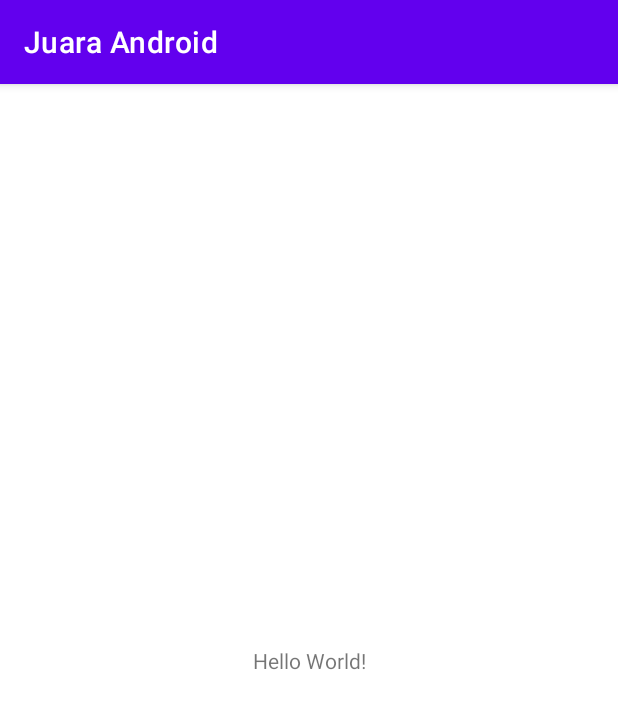
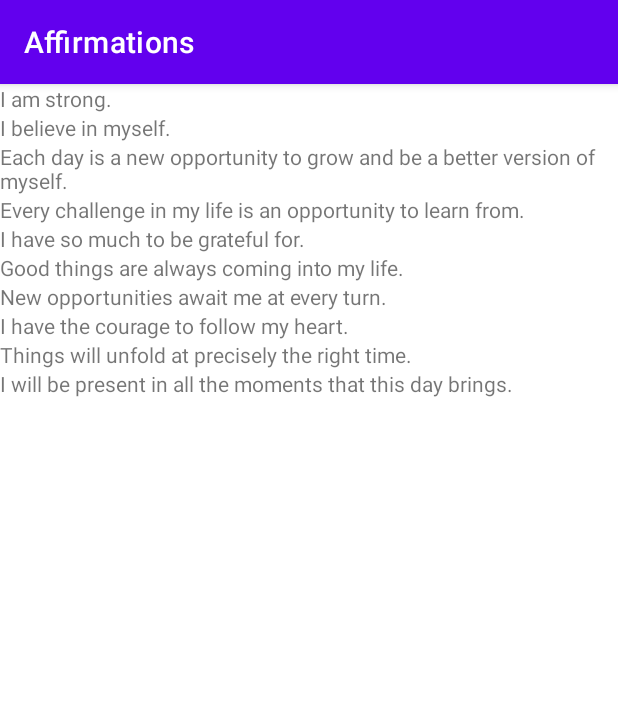
Before and after one commit to bagashyt/juara-android-2022, an Android app: the screen it shows after launch (MainActivity), on a phone screen of 412 x 824 dp. Shown: the top 709 px of the screen. Run offline under Robolectric (Android 15) with nearby library versions, the phone set to English and light mode, and no system bars.

Commit message:
add affirmation app

```diff
--- a/app/src/main/java/com/bagashyt/juaraandroid/MainActivity.kt
+++ b/app/src/main/java/com/bagashyt/juaraandroid/MainActivity.kt
@@ -2,10 +2,21 @@ package com.bagashyt.juaraandroid
 
 import androidx.appcompat.app.AppCompatActivity
 import android.os.Bundle
+import androidx.recyclerview.widget.RecyclerView
+import com.bagashyt.juaraandroid.adapter.ItemAdapter
+import com.bagashyt.juaraandroid.data.DataSource
 
 class MainActivity : AppCompatActivity() {
     override fun onCreate(savedInstanceState: Bundle?) {
         super.onCreate(savedInstanceState)
         setContentView(R.layout.activity_main)
+
+        val myDataSet = DataSource().loadAffirmation()
+
+        val recyclerView = findViewById<RecyclerView>(R.id.recycler_view)
+
+        recyclerView.adapter = ItemAdapter(this, myDataSet)
+
+        recyclerView.setHasFixedSize(true)
     }
 }
--- /dev/null
+++ b/app/src/main/java/com/bagashyt/juaraandroid/adapter/ItemAdapter.kt
@@ -0,0 +1,31 @@
+package com.bagashyt.juaraandroid.adapter
+
+import android.content.Context
+import android.view.LayoutInflater
+import android.view.View
+import android.view.ViewGroup
+import android.widget.TextView
+import androidx.recyclerview.widget.RecyclerView
+import com.bagashyt.juaraandroid.R
+import com.bagashyt.juaraandroid.model.Affirmation
+
+class ItemAdapter(private val context: Context, private val dataSet: List<Affirmation>) :
+    RecyclerView.Adapter<ItemAdapter.ItemViewHolder>() {
+
+    class ItemViewHolder(private val view: View) : RecyclerView.ViewHolder(view) {
+        val texView: TextView = view.findViewById(R.id.item_title)
+    }
+
+    override fun onCreateViewHolder(parent: ViewGroup, viewType: Int): ItemViewHolder {
+        val adapterLayout =
+            LayoutInflater.from(parent.context).inflate(R.layout.list_item, parent, false)
+        return ItemViewHolder(adapterLayout)
+    }
+
+    override fun onBindViewHolder(holder: ItemViewHolder, position: Int) {
+        val item = dataSet[position]
+        holder.texView.text = context.resources.getString(item.stringResourceId)
+    }
+
+    override fun getItemCount() = dataSet.size
+}
--- /dev/null
+++ b/app/src/main/java/com/bagashyt/juaraandroid/data/DataSource.kt
@@ -0,0 +1,21 @@
+package com.bagashyt.juaraandroid.data
+
+import com.bagashyt.juaraandroid.R
+import com.bagashyt.juaraandroid.model.Affirmation
+
+class DataSource {
+    fun loadAffirmation() : List<Affirmation>{
+        return listOf<Affirmation>(
+            Affirmation(R.string.affirmation1),
+            Affirmation(R.string.affirmation2),
+            Affirmation(R.string.affirmation3),
+            Affirmation(R.string.affirmation4),
+            Affirmation(R.string.affirmation5),
+            Affirmation(R.string.affirmation6),
+            Affirmation(R.string.affirmation7),
+            Affirmation(R.string.affirmation8),
+            Affirmation(R.string.affirmation9),
+            Affirmation(R.string.affirmation10)
+        )
+    }
+}
--- /dev/null
+++ b/app/src/main/java/com/bagashyt/juaraandroid/model/Affirmation.kt
@@ -0,0 +1,5 @@
+package com.bagashyt.juaraandroid.model
+
+data class Affirmation(val stringResourceId: Int){
+
+}
--- a/app/src/main/res/layout/activity_main.xml
+++ b/app/src/main/res/layout/activity_main.xml
@@ -6,13 +6,10 @@
     android:layout_height="match_parent"
     tools:context=".MainActivity">
 
-    <TextView
-        android:layout_width="wrap_content"
-        android:layout_height="wrap_content"
-        android:text="Hello World!"
-        app:layout_constraintBottom_toBottomOf="parent"
-        app:layout_constraintLeft_toLeftOf="parent"
-        app:layout_constraintRight_toRightOf="parent"
-        app:layout_constraintTop_toTopOf="parent" />
-
+    <androidx.recyclerview.widget.RecyclerView
+        android:id="@+id/recycler_view"
+        android:layout_width="match_parent"
+        android:layout_height="match_parent"
+        android:scrollbars="vertical"
+        app:layoutManager="androidx.recyclerview.widget.LinearLayoutManager"/>
 </androidx.constraintlayout.widget.ConstraintLayout>
--- /dev/null
+++ b/app/src/main/res/layout/list_item.xml
@@ -0,0 +1,5 @@
+<?xml version="1.0" encoding="utf-8"?>
+<TextView xmlns:android="http://schemas.android.com/apk/res/android"
+    android:id="@+id/item_title"
+    android:layout_width="wrap_content"
+    android:layout_height="wrap_content" />
--- a/app/src/main/res/values/strings.xml
+++ b/app/src/main/res/values/strings.xml
@@ -1,3 +1,13 @@
 <resources>
-    <string name="app_name">Juara Android</string>
+    <string name="app_name">Affirmations</string>
+    <string name="affirmation1">I am strong.</string>
+    <string name="affirmation2">I believe in myself.</string>
+    <string name="affirmation3">Each day is a new opportunity to grow and be a better version of myself.</string>
+    <string name="affirmation4">Every challenge in my life is an opportunity to learn from.</string>
+    <string name="affirmation5">I have so much to be grateful for.</string>
+    <string name="affirmation6">Good things are always coming into my life.</string>
+    <string name="affirmation7">New opportunities await me at every turn.</string>
+    <string name="affirmation8">I have the courage to follow my heart.</string>
+    <string name="affirmation9">Things will unfold at precisely the right time.</string>
+    <string name="affirmation10">I will be present in all the moments that this day brings.</string>
 </resources>
```
